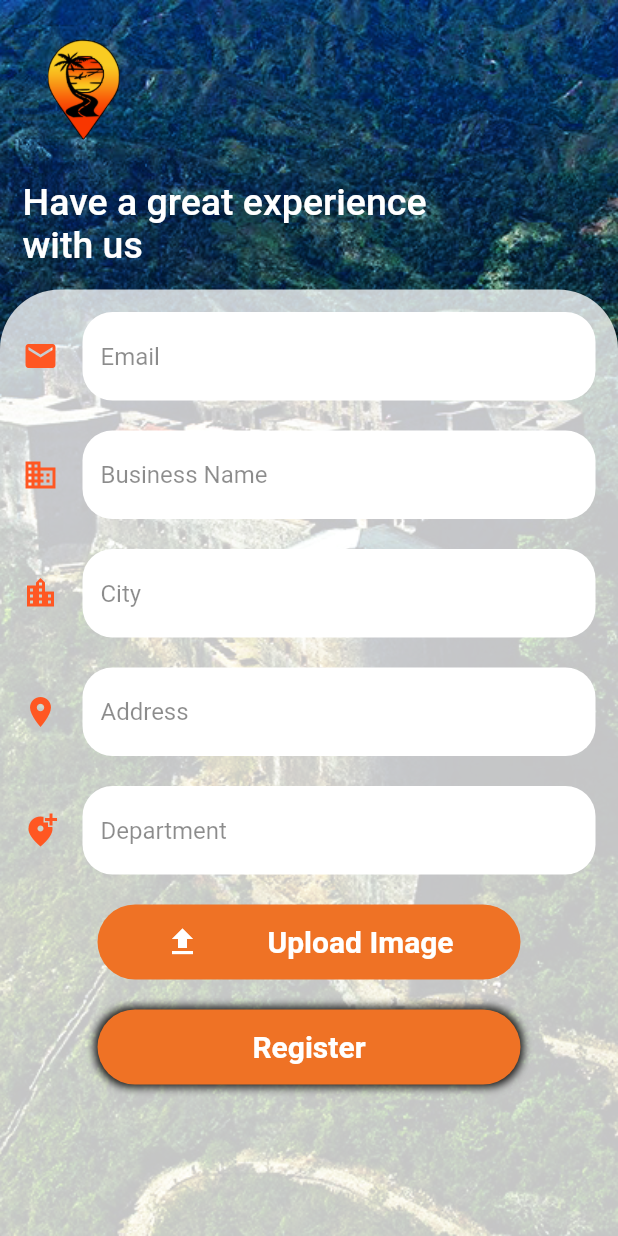
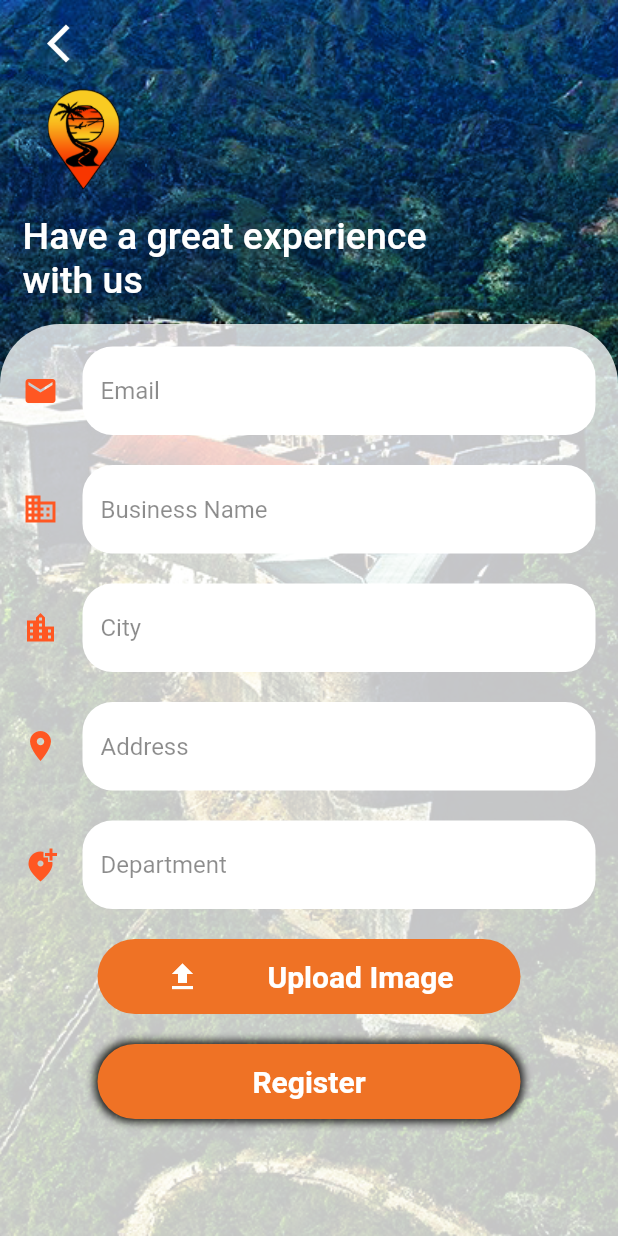
Before and after one commit to Roose48/App_ChillHT, a Flutter app: the Register screen opened directly, on a phone screen of 412 x 824 dp. Run offline on Flutter 3.47's test engine with Material 2 defaults, Android fonts, the phone set to English and light mode, and no system bars; our stand-ins replace cloud_firestore, file_picker, firebase_core, firebase_storage; missing offline and left inert: dart:ffi; accounts and stored records are empty.

Commit message:
register back icon button

```diff
--- a/lib/pages/register.dart
+++ b/lib/pages/register.dart
@@ -1,4 +1,5 @@
 import 'dart:io';
+import 'package:app/pages/homepage.dart';
 import 'package:flutter/material.dart';
 import 'package:file_picker/file_picker.dart';
 import 'package:cloud_firestore/cloud_firestore.dart';
@@ -49,7 +50,20 @@ class _RegisterState extends State<Register> {
                   crossAxisAlignment: CrossAxisAlignment.start,
                   children: [
                     const SizedBox(
-                      height: 20.0,
+                      height: 5.0,
+                    ),
+                    IconButton(
+                      onPressed: () {
+                        Navigator.push(
+                          context,
+                          MaterialPageRoute(builder: (context) => Homepage()),
+                        );
+                      },
+                      icon: const Icon(
+                        Icons.arrow_back_ios_new,
+                        size: 30.0,
+                        color: Colors.white,
+                      ),
                     ),
                     Image.asset(
                       'assets/images/chillHT_logo.png',
@@ -57,7 +71,7 @@ class _RegisterState extends State<Register> {
                       width: 80,
                     ),
                     const SizedBox(
-                      height: 20.0,
+                      height: 10.0,
                     ),
                     const Text(
                       'Have a great experience\nwith us',
```
